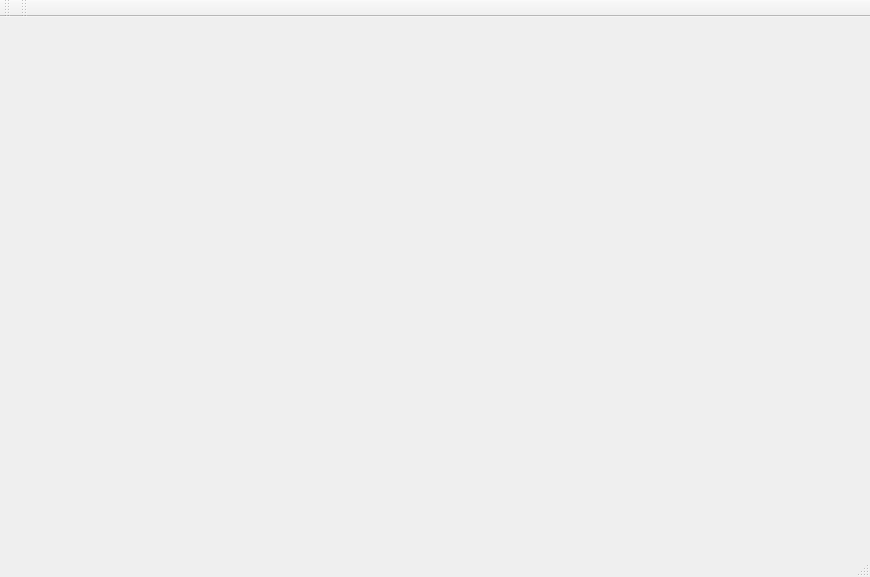
Old version of the form mainwindow.ui in the repository Shunxu-H/DayLight.
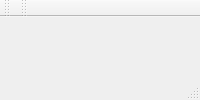
New version of the form.

Diff of the .ui file:
```diff
--- a/mainwindow.ui
+++ b/mainwindow.ui
@@ -5,7 +5,7 @@
   <property name="windowModality">
    <enum>Qt::ApplicationModal</enum>
   </property>
-  <property name="geometry">
+  <property name="Mesh">
    <rect>
     <x>0</x>
     <y>0</y>
```
Left out of the diff: 2 changed lines with no effect on the pictures.
